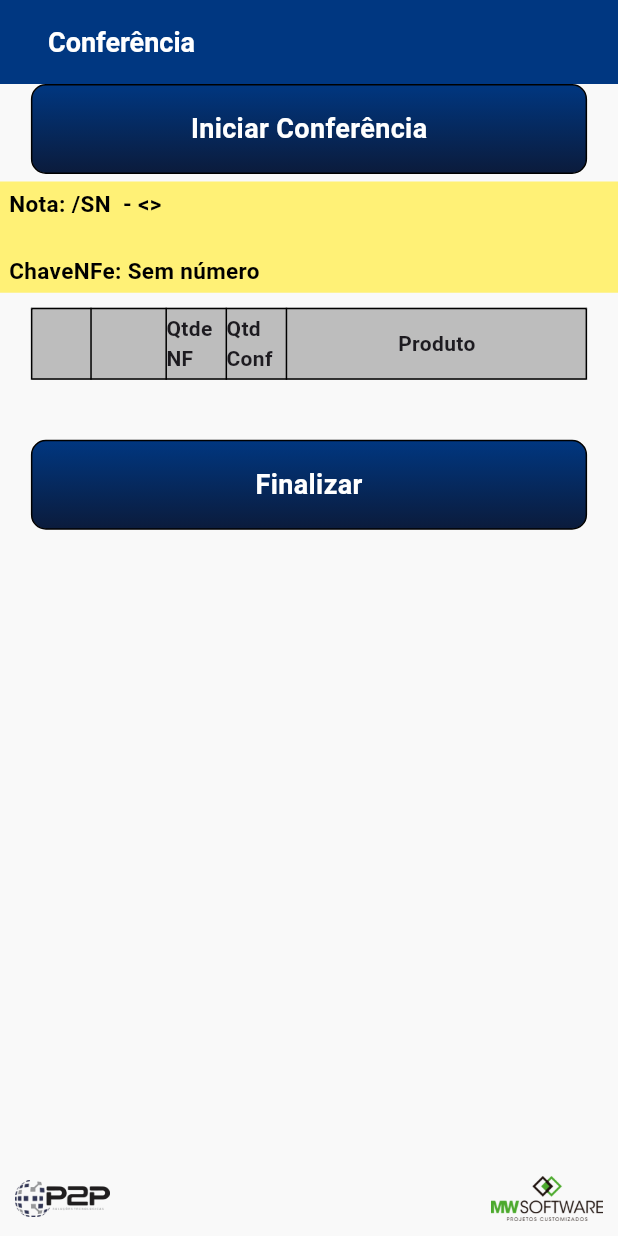
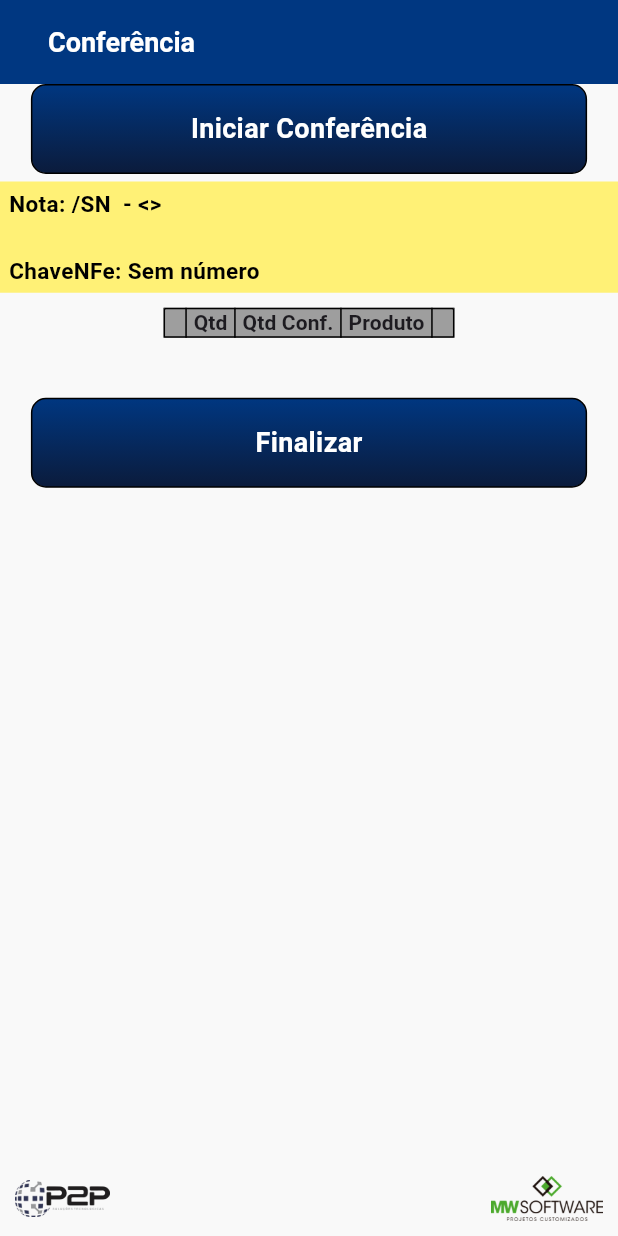
Before and after one commit to mwinfomatica/DellasApp, a Flutter app: the ConferenciaExpedicaoScreen screen opened directly with empty values, on a phone screen of 412 x 824 dp. Run offline on Flutter 3.47's test engine with Material 3 defaults, Android fonts, the phone set to English and light mode, and no system bars; our stand-ins replace flutter_blue, shared_preferences, sqflite, visibility_detector; missing offline and left inert: animated_card, blue_thermal_printer, bluetooth_connector, f_logs, flutter_barcode_listener, flutter_beep and 2 more; accounts and stored records are empty.

Commit message:
Ajuste tela Conferencia

```diff
--- a/leitorqrcode/lib/Conferencia/conferenciaExpedicao.dart
+++ b/leitorqrcode/lib/Conferencia/conferenciaExpedicao.dart
@@ -9,7 +9,9 @@ import 'package:leitorqrcode/Components/Bottom.dart';
 import 'package:leitorqrcode/Components/Constants.dart';
 import 'package:leitorqrcode/Components/DashedRect.dart';
 import 'package:leitorqrcode/Conferencia/components/button_conferencia.dart';
+import 'package:leitorqrcode/Models/APIModels/BaixaConfModel.dart';
 import 'package:leitorqrcode/Models/APIModels/ProdutoModel.dart';
+import 'package:leitorqrcode/Models/APIModels/RetornoConfBaixaModel.dart';
 import 'package:leitorqrcode/Models/APIModels/RetornoConfItensPedidoModel.dart';
 import 'package:leitorqrcode/Models/ContextoModel.dart';
 import 'package:leitorqrcode/Services/CargasService.dart';
@@ -36,7 +38,6 @@ class _ConferenciaExpedicaoScreenState
     extends State<ConferenciaExpedicaoScreen> {
   int? selectedCardIndex;
   late QRViewController controller;
-  final GlobalKey qrKey = GlobalKey(debugLabel: 'QR');
 
   bool reading = false;
   bool prodReadSuccess = false;
@@ -47,7 +48,7 @@ class _ConferenciaExpedicaoScreenState
   bool showLeituraExterna = false;
   String idOperador = "";
   String titleBtn = '';
-  final GlobalKey qrKeyM = GlobalKey(debugLabel: 'QR');
+  final GlobalKey qrKeyConf = GlobalKey(debugLabel: 'QR');
   final animateListKey = GlobalKey<AnimatedListState>();
   String textExterno = "";
   final FlutterBlue flutterBlue = FlutterBlue.instance;
@@ -57,6 +58,8 @@ class _ConferenciaExpedicaoScreenState
   bool isExternalDeviceEnabled = false;
   bool isCollectModeEnabled = false;
   bool isCameraEnabled = false;
+
+  List<ItemConferenciaNfs> listItens = [];
 
   final qtdeProdDialog = TextEditingController();
 
@@ -75,7 +78,7 @@ class _ConferenciaExpedicaoScreenState
 
   Widget _buildQrView(BuildContext context) {
     return QRView(
-      key: qrKeyM,
+      key: qrKeyConf,
       onQRViewCreated: _onQRViewCreated,
     );
   }
@@ -281,7 +284,7 @@ class _ConferenciaExpedicaoScreenState
                   TextButton(
                     child: Text("Salvar"),
                     onPressed: () async {
-                      // qtdOk = validaQtd(prodRead, qtdeProdDialog.text);
+                      qtdOk = validaQtd(prodRead, qtdeProdDialog.text);
                       Navigator.pop(context);
                     },
                   ),
@@ -290,23 +293,23 @@ class _ConferenciaExpedicaoScreenState
               ),
             );
           } else {
-            // qtdOk = validaQtd(
-            //     prodRead,
-            //     prodRead.qtd != null &&
-            //             prodRead.qtd != "" &&
-            //             prodRead.qtd != "0"
-            //         ? prodRead.qtd!
-            //         : "1");
+            qtdOk = validaQtd(
+                prodRead,
+                prodRead.qtd != null &&
+                        prodRead.qtd != "" &&
+                        prodRead.qtd != "0"
+                    ? prodRead.qtd!
+                    : "1");
           }
 
           if (qtdOk) {
-            // addEmbalagem(
-            //     prodRead,
-            //     int.parse(prodRead.qtd != null &&
-            //             prodRead.qtd != "" &&
-            //             prodRead.qtd != "0"
-            //         ? prodRead.qtd!
-            //         : "1"));
+            addConferencia(
+                prodRead,
+                int.parse(prodRead.qtd != null &&
+                        prodRead.qtd != "" &&
+                        prodRead.qtd != "0"
+                    ? prodRead.qtd!
+                    : "1"));
           }
         }
         Timer(Duration(seconds: 2), () {
@@ -342,7 +345,7 @@ class _ConferenciaExpedicaoScreenState
     _loadPreferences();
 
     titleBtn = "Iniciar Conferência";
-
+    listItens = widget.retorno.data.itensConferenciaNfs;
     super.initState();
   }
 
@@ -409,7 +412,7 @@ class _ConferenciaExpedicaoScreenState
                         visible = info.visibleFraction > 0;
                       },
                       key: Key(
-                        'visible-detector-key-M',
+                        'visible-detector-key-Conf',
                       ),
                       child: BarcodeKeyboardListener(
                         bufferDuration: Duration(milliseconds: 50),
@@ -473,7 +476,7 @@ class _ConferenciaExpedicaoScreenState
                                 )
                           : showCamera == false
                               ? ButtonConference(
-                                  titulo: titleBtn == null ? "" : titleBtn,
+                                  titulo: titleBtn,
                                   onPressed: () {
                                     setState(() {
                                       showCamera = true;
@@ -535,10 +538,7 @@ class _ConferenciaExpedicaoScreenState
                 SizedBox(
                   height: 10,
                 ),
-                Container(
-                  width: width * 0.9,
-                  child: _buildCustomTable(width),
-                ),
+                tableNotafiscal(),
                 SizedBox(
                   height: 40,
                 ),
@@ -602,106 +602,273 @@ class _ConferenciaExpedicaoScreenState
     );
   }
 
-  Widget _buildCustomTable(double width) {
-    TextStyle headerStyle = TextStyle(fontWeight: FontWeight.bold);
-    TextStyle cellStyle = TextStyle();
+  Widget tableNotafiscal() {
+    return SingleChildScrollView(
+      scrollDirection: Axis.horizontal,
+      child: SingleChildScrollView(
+        scrollDirection: Axis.vertical,
+        child: DataTable(
+          headingRowColor: MaterialStateColor.resolveWith(
+            (states) => Colors.grey,
+          ),
+          border: TableBorder.all(
+            color: Colors.black,
+          ),
+          headingRowHeight: 20,
+          dataRowHeight: 50,
+          columnSpacing: 10,
+          horizontalMargin: 10,
+          columns: [
+            DataColumn(
+              label: Text(
+                "",
+                style: TextStyle(
+                  fontSize: 14,
+                  fontWeight: FontWeight.bold,
+                ),
+              ),
+            ),
+            DataColumn(
+              numeric: true,
+              label: Text(
+                "Qtd",
+                style: TextStyle(
+                  fontSize: 14,
+                  fontWeight: FontWeight.bold,
+                ),
+              ),
+            ),
+            DataColumn(
+              label: Text(
+                "Qtd Conf.",
+                style: TextStyle(
+                  fontSize: 14,
+                  fontWeight: FontWeight.bold,
+                ),
+              ),
+            ),
+            DataColumn(
+              label: Text(
+                "Produto",
+                style: TextStyle(
+                  fontSize: 14,
+                  fontWeight: FontWeight.bold,
+                ),
+              ),
+            ),
+            DataColumn(
+              label: Text(
+                "",
+                style: TextStyle(
+                  fontSize: 14,
+                  fontWeight: FontWeight.bold,
+                ),
+              ),
+            ),
+          ],
+          rows: List.generate(
+            listItens.length,
+            (index) {
+              return DataRow(
+                color: MaterialStateColor.resolveWith(
+                  (states) =>
+                      listItens[index].qtde < (listItens[index].qtdeConf ?? 0)
+                          ? Colors.red
+                          : index % 2 == 0
+                              ? Colors.white
+                              : Colors.grey[200]!,
+                ),
+                cells: [
+                  DataCell(
+                    Align(
+                      alignment: Alignment.center,
+                      child: Icon(
+                        Icons.check_box,
+                        color: listItens[index].qtde == listItens[index].qtdeConf
+                            ? Colors.green
+                            : listItens[index].qtde <
+                                    (listItens[index].qtdeConf ?? 0)
+                                ? Colors.orange[200]
+                                : Colors.grey,
+                        size: 20,
+                      ),
+                    ),
+                  ),
+                  DataCell(
+                    Align(
+                      alignment: Alignment.center,
+                      child: Text(
+                        listItens[index].qtde.toString(),
+                        style: TextStyle(
+                          fontSize: 14,
+                          fontWeight: FontWeight.bold,
 
-    double cellHeight = 48.0;
-
-    TableRow _buildHeader() {
-      return TableRow(
-        decoration: BoxDecoration(color: Colors.grey.shade400),
-        children: [
-          TableCell(
-              child: Center(
-                  child: SizedBox(
-                      height: cellHeight,
-                      child: Center(child: Text('', style: headerStyle))))),
-          TableCell(
-              child: Center(
-                  child: SizedBox(
-                      height: cellHeight,
-                      child: Center(child: Text('', style: headerStyle))))),
-          TableCell(
-              child: Center(
-                  child: SizedBox(
-                      height: cellHeight,
-                      child:
-                          Center(child: Text('Qtde NF', style: headerStyle))))),
-          TableCell(
-              child: Center(
-                  child: SizedBox(
-                      height: cellHeight,
-                      child: Center(
-                          child: Text('Qtd Conf', style: headerStyle))))),
-          TableCell(
-              child: Center(
-                  child: SizedBox(
-                      height: cellHeight,
-                      child:
-                          Center(child: Text('Produto', style: headerStyle))))),
+                        ),
+                      ),
+                    ),
+                  ),
+                  DataCell(
+                    Align(
+                      alignment: Alignment.center,
+                      child: Text(
+                        listItens[index].qtdeConf == null
+                            ? "0"
+                            : listItens[index].qtdeConf.toString(),
+                        style: TextStyle(
+                          fontSize: 14,
+                          fontWeight: FontWeight.bold,
+                        ),
+                      ),
+                    ),
+                  ),
+                  DataCell(
+                    Text(
+                      (listItens[index].codigo.trim() +
+                          " - " +
+                          listItens[index].descricao.trim()),
+                      style: TextStyle(
+                        fontSize: 14,
+                        fontWeight: FontWeight.bold,
+                      ),
+                    ),
+                  ),
+                  DataCell(
+                    Ink(
+                      child: InkWell(
+                        child: Icon(
+                          Icons.delete_outline,
+                          color: listItens[index].qtde <
+                                  (listItens[index].qtdeConf ?? 0)
+                              ? Colors.black
+                              : Colors.red,
+                          size: 40,
+                        ),
+                        onTap: () async => {
+                          showDialogConfir(context, listItens[index].idProduto),
+                        },
+                      ),
+                    ),
+                  ),
                 ],
+              );
+            },
+          ),
+        ),
+      ),
     );
   }
 
-    // Cria uma única linha de dados
-    TableRow _buildRow(ItemConferenciaNfs item) {
-      return TableRow(
-        children: [
-          TableCell(child: Center(child: Text('', style: cellStyle))),
-          TableCell(
-            child: Center(
-              child: IconButton(
-                icon: Icon(Icons.delete),
-                onPressed: () {},
+  Future<void> showDialogConfir(BuildContext context, String id) async {
+    return showDialog<void>(
+      context: context,
+      barrierDismissible: false,
+      builder: (BuildContext dialogContext) {
+        return AlertDialog(
+          title: Text(
+            "Atenção",
+            style: TextStyle(fontWeight: FontWeight.bold),
           ),
+          content: Text(
+            'Ao confirmar será necessário realizar a conferência do item novamente.\nDeseja prosseguir?',
+            style: TextStyle(fontSize: 16.0),
           ),
+          actions: <Widget>[
+            TextButton(
+              child: Text('Cancelar'),
+              onPressed: () {
+                Navigator.of(dialogContext).pop();
+              },
             ),
-          TableCell(
-              child: Center(child: Text('${item.qtde}', style: cellStyle))),
-          TableCell(child: Center(child: Text('0', style: cellStyle))),
-          TableCell(
-              child:
-                  Center(child: Text('${item.descricao}', style: cellStyle))),
+            TextButton(
+              child: Text('Confirmar'),
+              onPressed: () {
+                ItemConferenciaNfs? dados = getItembyId(id);
+                if (dados != null) {
+                  dados.qtdeConf = 0;
+                }
+                setState(() {});
+                Navigator.of(dialogContext).pop();
+              },
+            ),
           ],
+        );
+      },
     );
   }
 
-    // Cria a tabela completa com todas as linhas
-    return Table(
-      border: TableBorder.symmetric(
-        inside: BorderSide(width: 1, color: Colors.black),
-        outside: BorderSide(width: 1, color: Colors.black),
-      ),
-      columnWidths: {
-        0: FlexColumnWidth(0.4),
-        1: FlexColumnWidth(0.5),
-        2: FlexColumnWidth(0.4),
-        3: FlexColumnWidth(0.4),
-        4: FlexColumnWidth(2),
-      },
-      defaultVerticalAlignment: TableCellVerticalAlignment.middle,
-      children: [
-        _buildHeader(),
-        ...widget.retorno.data.itensConferenciaNfs
-            .map((item) => _buildRow(item))
-            .toList(),
-      ],
+  Future<void> finalizaConferencia(String tipoBaixa) async {
+    CargasServices cargasServices = CargasServices(context);
+    BaixaConfModel model = BaixaConfModel(
+      idEmbalagem: widget.retorno.data.idsEmbalagens,
+      idPedidos: [],
+      tipoBaixa: tipoBaixa,
     );
+    RetornoConfBaixaModel? respostaForcarCarga =
+        await cargasServices.baixaPedido(model);
+
+    if (respostaForcarCarga != null && !respostaForcarCarga.error) {
+    } else {
+      Dialogs.showToast(context, "Erro forçar Conferência",
+          duration: Duration(seconds: 5), bgColor: Colors.red.shade200);
+    }
   }
 
-  Future<void> forcarConferencia() async {
-    print('entrou aqui');
-    CargasServices cargasServices = CargasServices(context);
+  bool validaQtd(ProdutoModel prod, String qtd) {
+    bool qtdIsValid = int.tryParse(qtd) != null ? true : false;
+    if (!qtdIsValid) {
+      Dialogs.showToast(
+          context, "A quantidade informada não é valida \n tente novamente",
+          duration: Duration(seconds: 5), bgColor: Colors.red.shade200);
+    }
 
-    // RetornoConfBaixaModel? respostaForcarCarga =
-    //     await cargasServices.baixaPedido(
-    //         widget.retorno.data.idsEmbalagens, cargasSelecionadas, true);
+    return true;
 
-    // if (respostaForcarCarga != null && !respostaForcarCarga.error) {
+    // ItemConferenciaNfs? dados =
+    //     getItembyId((prod.idproduto != null ? prod.idproduto! : prod.id!));
+
+    // if (dados != null) {
+    //   if (dados.qtde >= ((dados.qtdeConf ?? 0) + int.parse(qtd))) {
+    //     return true;
+    //   } else {
+    //     Dialogs.showToast(context,
+    //         "A quantidade não pode ser maior que a informada na nota fiscal.",
+    //         duration: Duration(seconds: 5), bgColor: Colors.red.shade200);
+    //     return false;
+    //   }
     // } else {
-    //   Dialogs.showToast(context, "Erro forçar Conferência",
+    //   Dialogs.showToast(context, "Não foi encontrado o produto na nota fiscal.",
     //       duration: Duration(seconds: 5), bgColor: Colors.red.shade200);
+    //   return false;
     // }
   }
+
+  ItemConferenciaNfs? getItembyId(String id) {
+    ItemConferenciaNfs? dados = listItens
+        .where((e) => e.idProduto.toUpperCase() == id.toUpperCase())
+        .firstOrNull;
+
+    return dados;
   }
+
+  addConferencia(ProdutoModel prodRead, int qtd) {
+    String idProd =
+        (prodRead.idproduto != null ? prodRead.idproduto! : prodRead.id!);
+
+    ItemConferenciaNfs? dados = getItembyId(idProd);
+
+    if (dados != null) {
+      if (dados.qtdeConf == null) {
+        dados.qtdeConf = 0;
+      }
+
+      dados.qtdeConf = dados.qtdeConf! + 1;
+    } else {
+      Dialogs.showToast(
+          context, "Não foi encontrado este produto para esta Nota fiscal",
+          duration: Duration(seconds: 5), bgColor: Colors.red.shade200);
+      return;
+    }
+
+    setState(() {});
+  }
+}
--- /dev/null
+++ b/leitorqrcode/lib/Models/APIModels/BaixaConfModel.dart
@@ -0,0 +1,21 @@
+class BaixaConfModel {
+  List<String>? idPedidos;
+  List<String>? idEmbalagem;
+  String? tipoBaixa;
+
+  BaixaConfModel({idPedidos, idEmbalagem, tipoBaixa});
+
+  BaixaConfModel.fromJson(Map<String, dynamic> json) {
+    idPedidos = json['idPedidos'];
+    idEmbalagem = json['idEmbalagem'];
+    tipoBaixa = json['tipoBaixa'];
+  }
+
+  Map<String, dynamic> toJson() {
+    final Map<String, dynamic> data = new Map<String, dynamic>();
+    data['tipoBaixa'] = this.tipoBaixa;
+    data['idPedidos'] = this.idPedidos;
+    data['idEmbalagem'] = this.idEmbalagem;
+    return data;
+  }
+}
--- a/leitorqrcode/lib/Models/APIModels/RetornoConfItensPedidoModel.dart
+++ b/leitorqrcode/lib/Models/APIModels/RetornoConfItensPedidoModel.dart
@@ -24,7 +24,7 @@ class PedidoCargaData {
   final dynamic cliente;
   final String chaveNfe;
   final List<ItemConferenciaNfs> itensConferenciaNfs;
-  final List<String> idsEmbalagens;
+  List<String>? idsEmbalagens = [];
 
   PedidoCargaData({
     required this.nroNFE,
@@ -32,7 +32,7 @@ class PedidoCargaData {
     this.cliente,
     required this.chaveNfe,
     required this.itensConferenciaNfs,
-    required this.idsEmbalagens,
+    this.idsEmbalagens,
   });
 
   factory PedidoCargaData.fromJson(Map<String, dynamic> json) {
@@ -54,12 +54,16 @@ class ItemConferenciaNfs {
   final int qtde;
   final String codigo;
   final String descricao;
+  final String idProduto;
+  int? qtdeConf;
 
   ItemConferenciaNfs({
     required this.idItem,
     required this.qtde,
     required this.codigo,
     required this.descricao,
+    required this.idProduto,
+    this.qtdeConf,
   });
 
   factory ItemConferenciaNfs.fromJson(Map<String, dynamic> json) {
@@ -68,6 +72,8 @@ class ItemConferenciaNfs {
       qtde: json['qtde'],
       codigo: json['codigo'],
       descricao: json['descricao'],
+      idProduto: json['idProduto'],
+      qtdeConf: json['qtdeConf'],
     );
   }
 }
```
Also changed, not shown: leitorqrcode/lib/Services/CargasService.dart (+11 -13 lines). Lines whose indentation alone changed are shown as unchanged.
